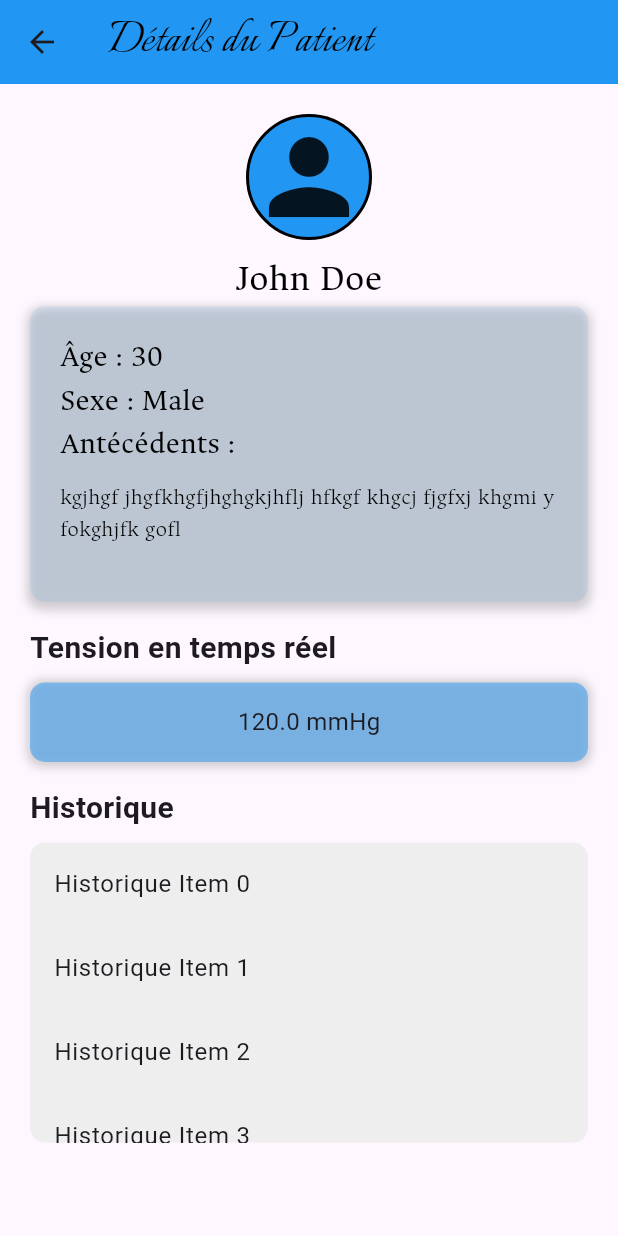
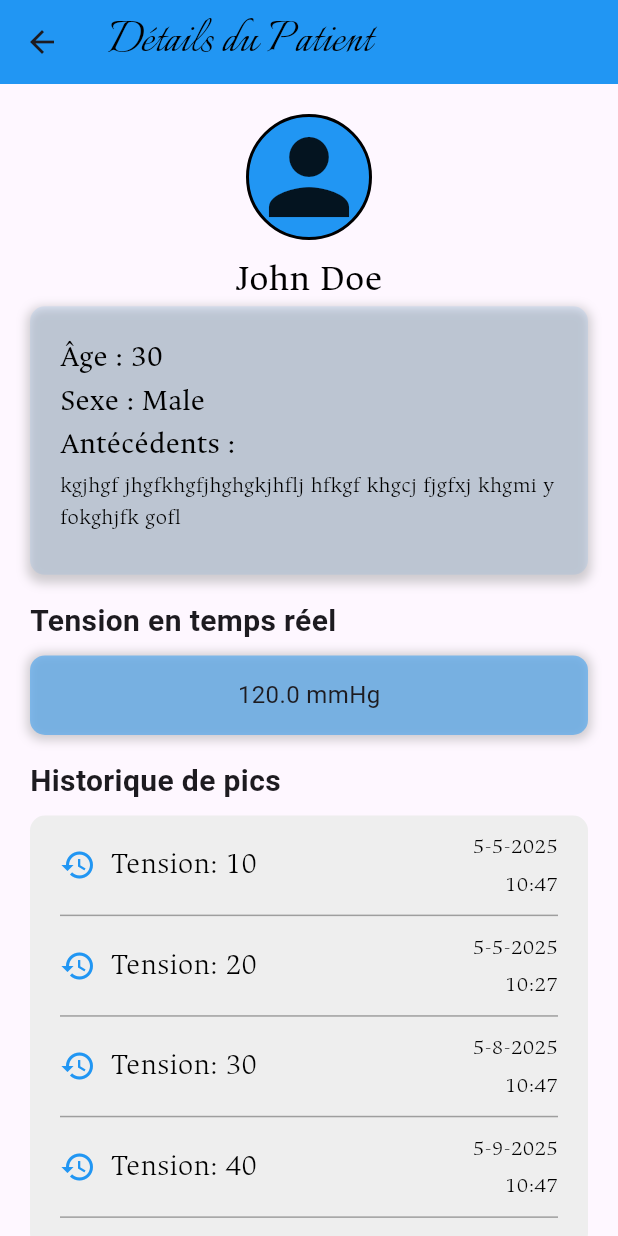
Before and after one commit to abdearrahmane-z/myPatientsApp, a Flutter app: the screen it shows after launch, after a tap on an icon or button, on a phone screen of 412 x 824 dp. Run offline on Flutter 3.47's test engine with Material 3 defaults, Android fonts, the light colour scheme and no system bars; our stand-ins replace firebase_database, flutter_screenutil, get; accounts and stored records are empty.

Commit message:
create widgets(userInfo, realeTimeValue,historique) of detailPage

```diff
--- a/lib/core/constants/text_styles.dart
+++ b/lib/core/constants/text_styles.dart
@@ -10,18 +10,7 @@ class AppTextStyles {
         color: Colors.black,
         fontWeight: FontWeight.w300
       );
-  static TextStyle notificationTitle = TextStyle(
-        fontFamily: 'Ancizar',
-        fontSize: 20.spMin,
-        color: Colors.black,
-        fontWeight: FontWeight.w300
-      );
-  static TextStyle notificationSubtitle = TextStyle(
-        fontFamily: 'Ancizar',
-        fontSize: 15.spMin,
-        color: Colors.black,
-        fontWeight: FontWeight.w300
-      );
+
   static TextStyle notificationTime = TextStyle(
         fontFamily: 'Ancizar',
         fontSize: 12.spMin,
@@ -50,6 +39,12 @@ class AppTextStyles {
         color: Colors.black,
         fontWeight: FontWeight.w300
       );
+  static TextStyle detailSubtitle = TextStyle(
+        fontFamily: 'Ancizar',
+        fontSize: 15.spMin,
+        color: Colors.black,
+        fontWeight: FontWeight.w300
+      );
 
 
 
--- a/lib/core/testData.dart
+++ b/lib/core/testData.dart
@@ -8,8 +8,18 @@ class Testdata {
       "age": 30,
       "gender": "Male",
       "antecedent" : "kgjhgf jhgfkhgfjhghgkjhflj hfkgf khgcj fjgfxj khgmi y fokghjfk gofl",
-      "tension": 120,
-      "data": {"2025-05-05T10:47:17Z":{"tension": 10}}
+      "RLTtension": 120,
+      "data": {"2025-05-05T10:47:17Z":{"tension": 10},
+                "2025-05-05T10:27:17Z":{"tension": 20},
+                "2025-08-05T10:47:17Z":{"tension": 30},
+                "2025-09-05T10:47:17Z":{"tension": 40},
+                "2025-01-05T10:47:17Z":{"tension": 50},
+                "2025-05-05T11:47:17Z":{"tension": 60},
+                "2025-05-05T16:47:17Z":{"tension": 70},
+                "2025-05-05T15:47:17Z":{"tension": 80},
+                "2025-05-05T18:47:17Z":{"tension": 90},
+                "2025-05-05T12:47:17Z":{"tension": 100}
+              }
     },
     "2": {
       "name": "Jane",
@@ -18,7 +28,7 @@ class Testdata {
       "age": 28,
       "gender": "Female",
       "antecedent" : "None",
-      "tension": 140,
+      "RLTtension": 140,
       "data": {"2025-05-05T10:47:17Z":{"tension": 540}}
     },
     "3": {
@@ -28,7 +38,7 @@ class Testdata {
       "age": 35,
       "gender": "Female",
       "antecedent" : "None",
-      "tension": 180,
+      "RLTtension": 180,
       "data": {"2025-05-05T10:47:17Z":{"tension": 180}}
     },
     "4": {
@@ -38,7 +48,7 @@ class Testdata {
       "age": 40,
       "gender": "Male",
       "antecedent" : "None",
-      "tension": 180,
+      "RLTtension": 180,
       "data": {"2025-05-05T10:47:17Z":{"tension": 180}}
     },
     "5": {
@@ -48,7 +58,7 @@ class Testdata {
       "age": 25,
       "gender": "Male",
       "antecedent" : "None",
-      "tension": 100,
+      "RLTtension": 100,
       "data": {"2025-05-05T10:47:17Z":{"tension": 100}}
     },
     "6": {
@@ -58,7 +68,7 @@ class Testdata {
       "age": 28,
       "gender": "Female",
       "antecedent" : "None",
-      "tension": 120,
+      "RLTtension": 120,
       "data": {"2025-05-05T10:47:17Z":{"tension": 240}}
     },
     // Add more patients as needed
--- a/lib/model/patients_page_data.dart
+++ b/lib/model/patients_page_data.dart
@@ -30,7 +30,7 @@ class Patient {
       age: json['age'],
       gender: json['gender'],
       antecedent: json['antecedent'],
-      tension: json['tension'].toDouble(),
+      tension: json['RLTtension'].toDouble(),
       data: json['data'],
     );
   }
--- a/lib/view/detailPage/detail_page.dart
+++ b/lib/view/detailPage/detail_page.dart
@@ -36,7 +36,7 @@ class DetailPage extends StatelessWidget {
                              RealTimeValue(
                               tension: patient?.tension ?? 0),
                               SizedBox(height: screenHeight * 0.02),
-                             HistoriqueWidget(),
+                             HistoriqueWidget(data: patient!.data ?? {}),
                           ],
                         ),
                       ),
--- a/lib/view/detailPage/widgets/historique.dart
+++ b/lib/view/detailPage/widgets/historique.dart
@@ -1,37 +1,92 @@
 import 'package:flutter/material.dart';
 import 'package:flutter_screenutil/flutter_screenutil.dart';
+import 'package:my_patients/core/constants/text_styles.dart';
 
 class HistoriqueWidget extends StatelessWidget {
-  const HistoriqueWidget({super.key});
+  const HistoriqueWidget({super.key, required this.data});
+  final Map<String, dynamic> data;
 
   @override
   Widget build(BuildContext context) {
     double screenHeight = MediaQuery.of(context).size.height;
+
+
     return Column(
       crossAxisAlignment: CrossAxisAlignment.start,
       children: [
         Text(
-          'Historique',
-          style: TextStyle(
-            fontSize: 20.spMin,
-            fontWeight: FontWeight.bold,
-          ),
+          'Historique de pics',
+          style: TextStyle(fontSize: 20.spMin, fontWeight: FontWeight.bold),
         ),
         SizedBox(height: screenHeight * 0.01),
         Container(
-          height: 200,
+          height: screenHeight * 0.35,
           decoration: BoxDecoration(
             borderRadius: BorderRadius.circular(10),
             color: Colors.grey[200],
           ),
-          child: ListView.builder(
-            itemCount: 10, // Replace with your data length
-            itemBuilder: (context, index) {
-              return ListTile(
-                title: Text('Historique Item $index'),
-              );
-            },
-          ),
+          child:
+              data.entries.isEmpty
+                  ? Center(
+                    child: Text(
+                      'Aucune donnée disponible',
+                      style: TextStyle(fontSize: 16.spMin),
+                    ),
+                  )
+                  : ListView.builder(
+                    itemCount: data.length,
+                    itemBuilder: (context, index) {
+                      String key = data.keys.elementAt(index);
+                      DateTime date = DateTime.parse(key);
+                      String formattedDate = '${date.day}-${date.month}-${date.year}';
+                      String formattedTime = '${date.hour}:${date.minute}';
+                      return Column(
+                        children: [
+                          Container(
+                            margin: EdgeInsets.symmetric(vertical: 5.spMin),
+                            padding: EdgeInsets.symmetric(horizontal: 20.spMin, vertical: 5.spMin),
+                            child:
+                            Row(
+                              mainAxisAlignment: MainAxisAlignment.spaceBetween,
+                              children: [
+                                Icon(Icons.history, color: Colors.blue),
+                                SizedBox(width: 10.spMin),
+                                Expanded(flex: 2,
+                                  child: Text(
+                                    'Tension: ${data[key]['tension']}',
+                                    style: AppTextStyles.detailTitle,
+                                  ),
+                                ),
+                                Expanded(flex: 2,
+                                  child: Column(
+                                    mainAxisAlignment: MainAxisAlignment.center,
+                                    crossAxisAlignment: CrossAxisAlignment.end,
+                                    children: [
+                                      Text(
+                                        formattedDate,
+                                        style: AppTextStyles.detailSubtitle,
+                                      ),
+                                      SizedBox(height: 4.h),
+                                      Text(
+                                        formattedTime,
+                                        style: AppTextStyles.detailSubtitle,
+                                      ),
+                                    ],
+                                  ),
+                                ),
+                              ],
+                            ),
+                          ),
+                          Divider(
+                            endIndent: 20,
+                            indent: 20,
+                            color: Colors.grey,
+                            height: 1.spMin,
+                          ),
+                        ],
+                      );
+                    },
+                  ),
         ),
       ],
     );
--- a/lib/view/detailPage/widgets/user_info.dart
+++ b/lib/view/detailPage/widgets/user_info.dart
@@ -57,8 +57,8 @@ class UserInfoWidget extends StatelessWidget {
              Container(
                width: double.infinity,
                alignment: Alignment.topCenter,
-               height: 60.spMin,
-               margin: const EdgeInsets.only(top: 10),
+               height: 50.spMin,
+               margin: const EdgeInsets.only(top: 2),
                child: SingleChildScrollView(
                  child: Text('${patient?.antecedent}', style: AppTextStyles.paragraph),
                )),
--- a/lib/view/notifyPage/notify_Page.dart
+++ b/lib/view/notifyPage/notify_Page.dart
@@ -71,14 +71,14 @@ class NotifyWidget extends StatelessWidget {
           leading: Icon(Icons.notifications, color: AppColors.secondaryColor),
           title: Text(
             notification.patientName,
-            style: AppTextStyles.notificationTitle,
+            style: AppTextStyles.detailTitle,
           ),
           subtitle: Column(
             crossAxisAlignment: CrossAxisAlignment.start,
             children: [
               Text(
                 notification.notificationMessage,
-                style: AppTextStyles.notificationSubtitle,
+                style: AppTextStyles.detailSubtitle,
               ),
             ],
           ),
@@ -88,7 +88,7 @@ class NotifyWidget extends StatelessWidget {
             children: [
               Text(
                 notification.date,
-                style: AppTextStyles.notificationSubtitle,
+                style: AppTextStyles.detailSubtitle,
               ),
               SizedBox(height: 4.h),
               Text(
```
